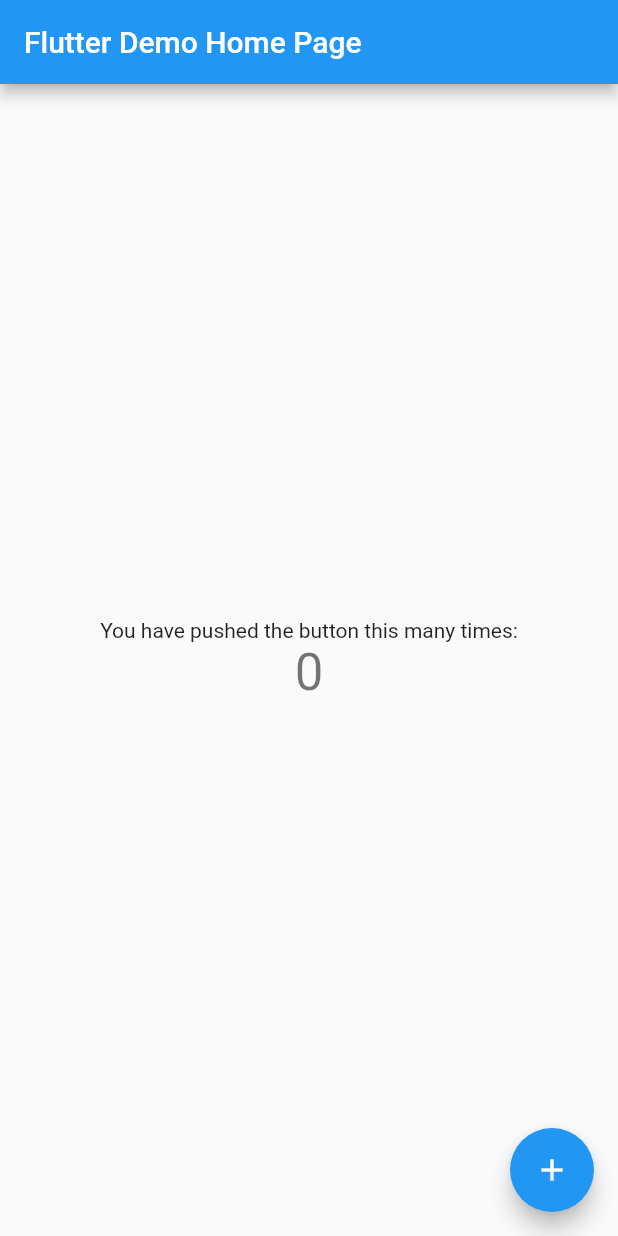
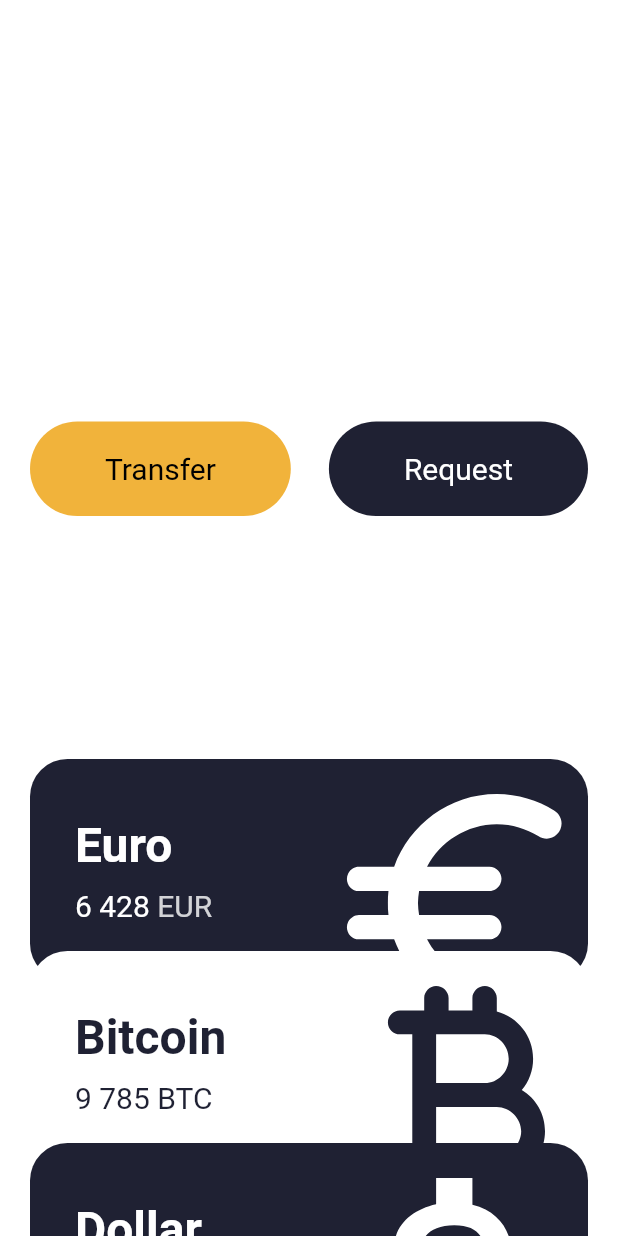
Before and after one commit to YewonYeo/LearnFlutter, a Flutter app: the screen it shows after launch, on a phone screen of 412 x 824 dp. Run offline on Flutter 3.47's test engine with Material 2 defaults, Android fonts, the phone set to English and light mode, and no system bars.

Commit message:
230207: ~3.9

```diff
--- a/toonflix/lib/main.dart
+++ b/toonflix/lib/main.dart
@@ -1,115 +1,148 @@
 import 'package:flutter/material.dart';
+import 'package:toonflix/widgets/button.dart';
+import 'package:toonflix/widgets/currency_card.dart';
 
 void main() {
-  runApp(const MyApp());
+  var yeeeh = Player(name: "yewon");
+  yeeeh.name;
+  runApp(const App());
 }
 
-class MyApp extends StatelessWidget {
-  const MyApp({super.key});
+class Player {
+  String? name;
+  Player({required this.name});
+}
 
-  // This widget is the root of your application.
+class App extends StatelessWidget {
+  const App({super.key});
+
   @override
   Widget build(BuildContext context) {
     return MaterialApp(
-      title: 'Flutter Demo',
-      theme: ThemeData(
-        // This is the theme of your application.
-        //
-        // Try running your application with "flutter run". You'll see the
-        // application has a blue toolbar. Then, without quitting the app, try
-        // changing the primarySwatch below to Colors.green and then invoke
-        // "hot reload" (press "r" in the console where you ran "flutter run",
-        // or simply save your changes to "hot reload" in a Flutter IDE).
-        // Notice that the counter didn't reset back to zero; the application
-        // is not restarted.
-        primarySwatch: Colors.blue,
+      home: Scaffold(
+        backgroundColor: const Color(0x00181818),
+        body: SingleChildScrollView(
+          child: Padding(
+            padding: const EdgeInsets.symmetric(
+              horizontal: 20,
             ),
-      home: const MyHomePage(title: 'Flutter Demo Home Page'),
-    );
-  }
-}
-
-class MyHomePage extends StatefulWidget {
-  const MyHomePage({super.key, required this.title});
-
-  // This widget is the home page of your application. It is stateful, meaning
-  // that it has a State object (defined below) that contains fields that affect
-  // how it looks.
-
-  // This class is the configuration for the state. It holds the values (in this
-  // case the title) provided by the parent (in this case the App widget) and
-  // used by the build method of the State. Fields in a Widget subclass are
-  // always marked "final".
-
-  final String title;
-
-  @override
-  State<MyHomePage> createState() => _MyHomePageState();
-}
-
-class _MyHomePageState extends State<MyHomePage> {
-  int _counter = 0;
-
-  void _incrementCounter() {
-    setState(() {
-      // This call to setState tells the Flutter framework that something has
-      // changed in this State, which causes it to rerun the build method below
-      // so that the display can reflect the updated values. If we changed
-      // _counter without calling setState(), then the build method would not be
-      // called again, and so nothing would appear to happen.
-      _counter++;
-    });
-  }
-
-  @override
-  Widget build(BuildContext context) {
-    // This method is rerun every time setState is called, for instance as done
-    // by the _incrementCounter method above.
-    //
-    // The Flutter framework has been optimized to make rerunning build methods
-    // fast, so that you can just rebuild anything that needs updating rather
-    // than having to individually change instances of widgets.
-    return Scaffold(
-      appBar: AppBar(
-        // Here we take the value from the MyHomePage object that was created by
-        // the App.build method, and use it to set our appbar title.
-        title: Text(widget.title),
+            child: Column(
+              crossAxisAlignment: CrossAxisAlignment.start,
+              children: [
+                const SizedBox(
+                  height: 30,
                 ),
-      body: Center(
-        // Center is a layout widget. It takes a single child and positions it
-        // in the middle of the parent.
-        child: Column(
-          // Column is also a layout widget. It takes a list of children and
-          // arranges them vertically. By default, it sizes itself to fit its
-          // children horizontally, and tries to be as tall as its parent.
-          //
-          // Invoke "debug painting" (press "p" in the console, choose the
-          // "Toggle Debug Paint" action from the Flutter Inspector in Android
-          // Studio, or the "Toggle Debug Paint" command in Visual Studio Code)
-          // to see the wireframe for each widget.
-          //
-          // Column has various properties to control how it sizes itself and
-          // how it positions its children. Here we use mainAxisAlignment to
-          // center the children vertically; the main axis here is the vertical
-          // axis because Columns are vertical (the cross axis would be
-          // horizontal).
-          mainAxisAlignment: MainAxisAlignment.center,
-          children: <Widget>[
-            const Text(
-              'You have pushed the button this many times:',
+                Row(
+                  mainAxisAlignment: MainAxisAlignment.end,
+                  children: [
+                    Column(
+                      crossAxisAlignment: CrossAxisAlignment.end,
+                      children: const [
+                        Text("Hey, Selena",
+                            style: TextStyle(
+                              color: Colors.white,
+                              fontSize: 28,
+                              fontWeight: FontWeight.w800,
+                            )),
+                        Text("Welcome back",
+                            style: TextStyle(
+                              color: Color.fromRGBO(255, 255, 255, 0.8),
+                              fontSize: 18,
+                            )),
+                      ],
+                    ),
+                  ],
+                ),
+                const SizedBox(
+                  height: 70,
                 ),
                 Text(
-              '$_counter',
-              style: Theme.of(context).textTheme.headlineMedium,
+                  'Total Balance',
+                  style: TextStyle(
+                    fontSize: 22,
+                    color: Colors.white.withOpacity(0.8),
+                  ),
+                ),
+                const SizedBox(
+                  height: 15,
+                ),
+                const Text(
+                  '\$5 194 482',
+                  style: TextStyle(
+                    fontSize: 48,
+                    fontWeight: FontWeight.w600,
+                    color: Colors.white,
+                  ),
+                ),
+                const SizedBox(
+                  height: 30,
+                ),
+                Row(
+                  mainAxisAlignment: MainAxisAlignment.spaceBetween,
+                  children: const [
+                    Button(
+                        text: 'Transfer',
+                        bgColor: Color(0xFFF1B33B),
+                        textColor: Colors.black),
+                    Button(
+                        text: 'Request',
+                        bgColor: Color(0xFF1F2133),
+                        textColor: Colors.white),
+                  ],
+                ),
+                const SizedBox(
+                  height: 100,
+                ),
+                Row(
+                  crossAxisAlignment: CrossAxisAlignment.end,
+                  mainAxisAlignment: MainAxisAlignment.spaceBetween,
+                  children: [
+                    const Text(
+                      'Wallets',
+                      style: TextStyle(
+                        color: Colors.white,
+                        fontSize: 36,
+                        fontWeight: FontWeight.w600,
+                      ),
+                    ),
+                    Text('View All',
+                        style: TextStyle(
+                          color: Colors.white.withOpacity(0.8),
+                          fontSize: 18,
+                        )),
+                  ],
+                ),
+                const SizedBox(
+                  height: 20,
+                ),
+                const CurrencyCard(
+                  name: 'Euro',
+                  code: 'EUR',
+                  amount: '6 428',
+                  icon: Icons.euro_rounded,
+                  isInverted: false,
+                  order: 1,
+                ),
+                const CurrencyCard(
+                    name: 'Bitcoin',
+                    code: 'BTC',
+                    amount: '9 785',
+                    icon: Icons.currency_bitcoin_rounded,
+                    isInverted: true,
+                    order: 2),
+                const CurrencyCard(
+                  name: 'Dollar',
+                  code: 'USD',
+                  amount: '428',
+                  icon: Icons.attach_money_outlined,
+                  isInverted: false,
+                  order: 3,
                 ),
               ],
             ),
           ),
-      floatingActionButton: FloatingActionButton(
-        onPressed: _incrementCounter,
-        tooltip: 'Increment',
-        child: const Icon(Icons.add),
-      ), // This trailing comma makes auto-formatting nicer for build methods.
+        ),
+      ),
     );
   }
 }
--- /dev/null
+++ b/toonflix/lib/widgets/button.dart
@@ -0,0 +1,46 @@
+import 'package:flutter/material.dart';
+
+class Button extends StatelessWidget {
+  final String text;
+  final Color bgColor;
+  final Color textColor;
+
+  // 버튼 색, 폰트 색 바꾸는 경우
+  const Button({
+    super.key,
+    required this.text,
+    required this.bgColor,
+    required this.textColor,
+  });
+
+  // 기본 색으로 만드는 경우
+  const Button.basic({
+    super.key,
+    required String text,
+  })  : text = text,
+        bgColor = const Color(0xFF6892D5),
+        textColor = Colors.white;
+
+  @override
+  Widget build(BuildContext context) {
+    return Container(
+      decoration: BoxDecoration(
+        color: bgColor,
+        borderRadius: BorderRadius.circular(45),
+      ),
+      child: Padding(
+        padding: const EdgeInsets.symmetric(
+          vertical: 20,
+          horizontal: 50,
+        ),
+        child: Text(
+          text,
+          style: TextStyle(
+            color: textColor,
+            fontSize: 20,
+          ),
+        ),
+      ),
+    );
+  }
+}
--- /dev/null
+++ b/toonflix/lib/widgets/currency_card.dart
@@ -0,0 +1,93 @@
+import 'package:flutter/material.dart';
+
+class CurrencyCard extends StatelessWidget {
+  final String name, code, amount;
+  final IconData icon;
+  final bool isInverted;
+  final int order;
+
+  final _blackColor = const Color(0xFF1F2133);
+
+  const CurrencyCard({
+    super.key,
+    required this.name,
+    required this.code,
+    required this.amount,
+    required this.icon,
+    required this.isInverted,
+    required this.order,
+  });
+
+  @override
+  Widget build(BuildContext context) {
+    double offsetAmount = (order - 1) * (-20);
+
+    return Transform.translate(
+      offset: Offset(0, offsetAmount),
+      child: Container(
+        clipBehavior: Clip.hardEdge,
+        decoration: BoxDecoration(
+          color: isInverted ? Colors.white : _blackColor,
+          borderRadius: BorderRadius.circular(25),
+        ),
+        child: Padding(
+          padding: const EdgeInsets.all(30),
+          child: Row(
+            mainAxisAlignment: MainAxisAlignment.spaceBetween,
+            children: [
+              Column(
+                crossAxisAlignment: CrossAxisAlignment.start,
+                children: [
+                  Text(
+                    name,
+                    style: TextStyle(
+                        color: isInverted ? _blackColor : Colors.white,
+                        fontSize: 32,
+                        fontWeight: FontWeight.w600),
+                  ),
+                  const SizedBox(
+                    height: 10,
+                  ),
+                  Row(
+                    children: [
+                      Text(
+                        amount,
+                        style: TextStyle(
+                          color: isInverted ? _blackColor : Colors.white,
+                          fontSize: 20,
+                        ),
+                      ),
+                      const SizedBox(
+                        width: 5,
+                      ),
+                      Text(
+                        code,
+                        style: TextStyle(
+                          color: isInverted
+                              ? _blackColor
+                              : Colors.white.withOpacity(0.8),
+                          fontSize: 20,
+                        ),
+                      ),
+                    ],
+                  )
+                ],
+              ),
+              Transform.scale(
+                scale: 2.2,
+                child: Transform.translate(
+                  offset: const Offset(-5, 10),
+                  child: Icon(
+                    icon,
+                    color: isInverted ? _blackColor : Colors.white,
+                    size: 88,
+                  ),
+                ),
+              ),
+            ],
+          ),
+        ),
+      ),
+    );
+  }
+}
```
Lines whose indentation alone changed are shown as unchanged.
